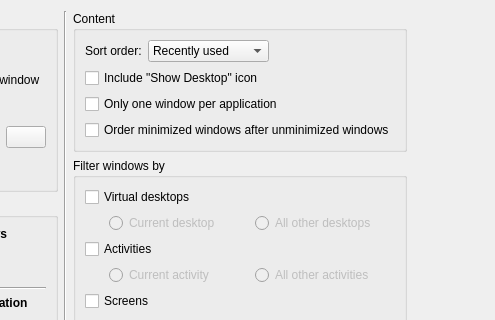
First picture: the form in src/kcms/tabbox/main.ui, repository lfdevs/kwin, before the edit; both pictures show x 163 to 658 and y 0 to 320 of the 658 by 418 pixel window.
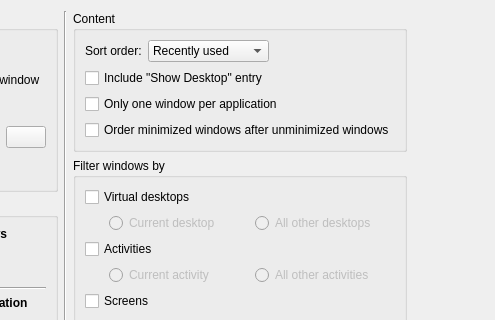
Second picture: the form after the edit. Custom widgets are drawn as their Qt base class.

```diff
--- a/src/kcms/tabbox/main.ui
+++ b/src/kcms/tabbox/main.ui
@@ -38,7 +38,7 @@
         <item row="1" column="0" rowspan="2" colspan="3">
          <widget class="QCheckBox" name="showDesktop">
           <property name="text">
-           <string>Include &quot;Show Desktop&quot; icon</string>
+           <string>Include &quot;Show Desktop&quot; entry</string>
           </property>
          </widget>
         </item>
```
